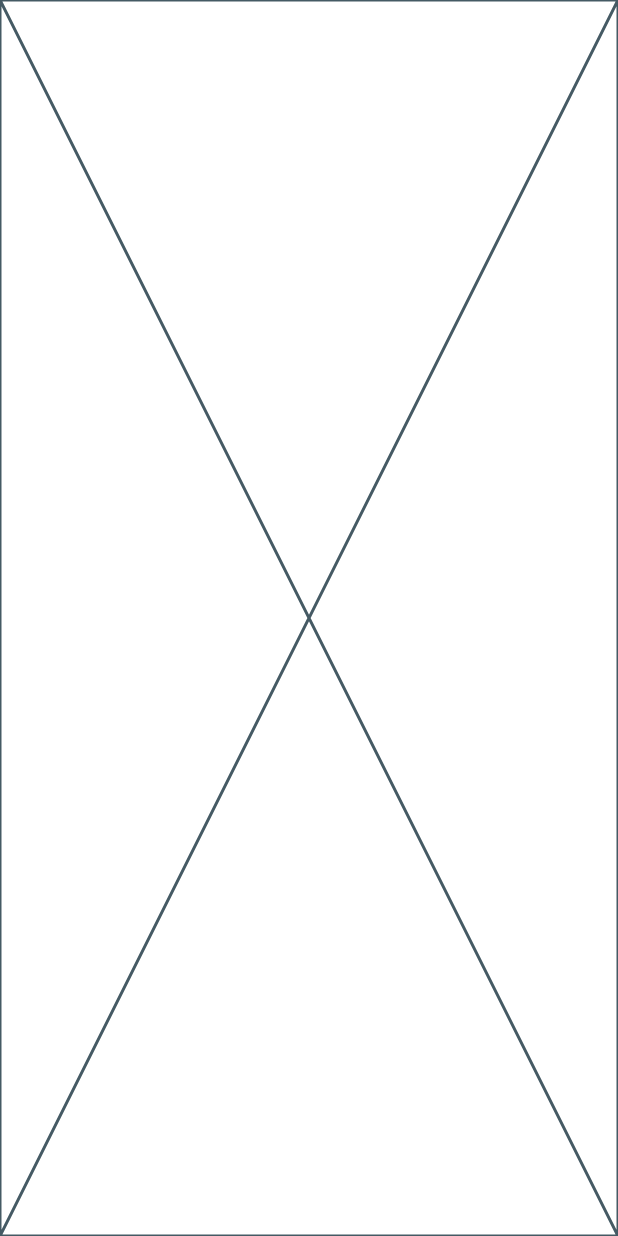
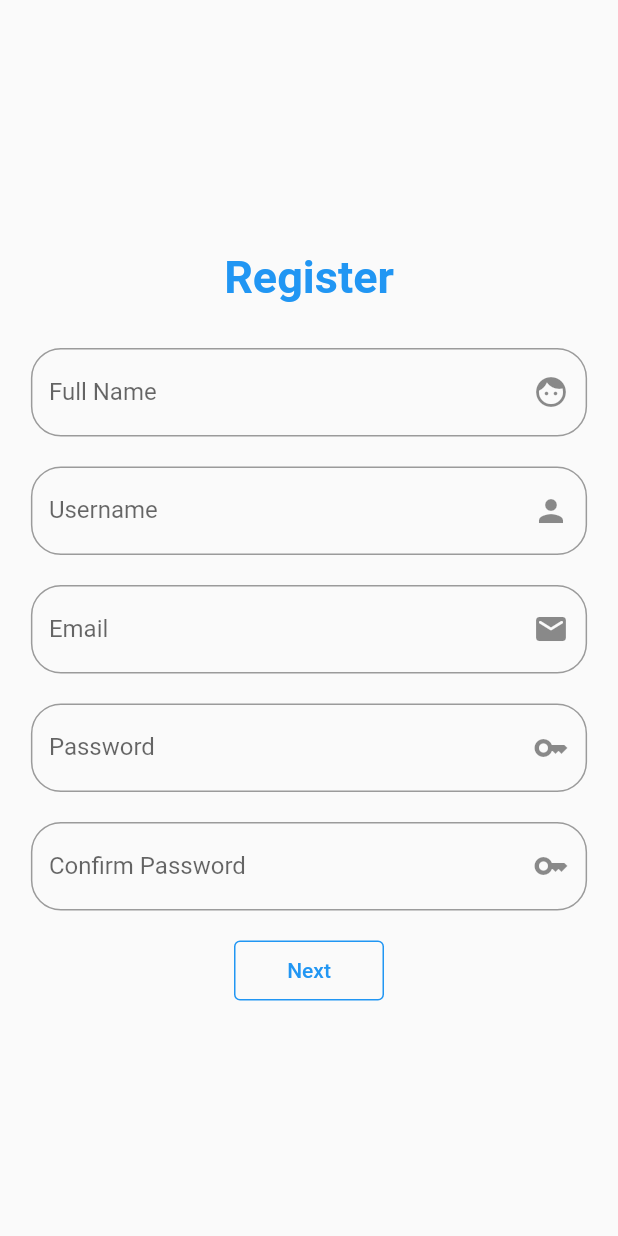
Before and after one commit to aminnaeem/biometric_app, a Flutter app: the screen it shows after launch, after a tap on "Register Now", on a phone screen of 412 x 824 dp. Run offline on Flutter 3.47's test engine with Material 2 defaults, Android fonts, the phone set to English and light mode, and no system bars; our stand-ins replace animated_splash_screen, firebase_auth, firebase_core, local_auth; accounts and stored records are empty; network calls fail.

Commit message:
Login Authentication

```diff
--- a/lib/login/login_screen.dart
+++ b/lib/login/login_screen.dart
@@ -1,5 +1,6 @@
 import 'package:biometric_app/home/home_view.dart';
 import 'package:biometric_app/widgets/custom_textfields.dart';
+import 'package:firebase_auth/firebase_auth.dart';
 import 'package:flutter/material.dart';
 import 'package:flutter/services.dart';
 import 'package:local_auth/local_auth.dart';
@@ -13,9 +14,9 @@ class LoginScreen extends StatefulWidget {
 }
 
 class _LoginScreenState extends State<LoginScreen> {
-  TextEditingController usernameController = TextEditingController();
+  final emailController = TextEditingController();
 
-  TextEditingController passwordController = TextEditingController();
+  final passwordController = TextEditingController();
 
   late final LocalAuthentication auth;
 
@@ -56,7 +57,7 @@ class _LoginScreenState extends State<LoginScreen> {
                   width: MediaQuery.of(context).size.width*0.9,
                   child: Column(
                     children: [
-                      CustomTextFields(textController: usernameController, lblText: 'Username', hntText: 'Enter your Username', sfxIcon: Icons.person, obsText: false,),
+                      CustomTextFields(textController: emailController, lblText: 'Email', hntText: 'Enter your Email', sfxIcon: Icons.email_rounded, obsText: false,),
                       CustomTextFields(textController: passwordController, lblText: 'Password', hntText: 'Enter your Password', sfxIcon: Icons.password, obsText: true,),
                     ],
                   ),
@@ -68,7 +69,7 @@ class _LoginScreenState extends State<LoginScreen> {
                   width: 100,
                   height: 40,
                   child: ElevatedButton(
-                    onPressed: _authenticate,
+                    onPressed: _authenticate ,
                     style: ButtonStyle(
                       backgroundColor: MaterialStateProperty.all(Colors.transparent),
                       shadowColor: MaterialStateProperty.all(Colors.transparent),
@@ -94,6 +95,19 @@ class _LoginScreenState extends State<LoginScreen> {
 
   Future _authenticate() async {
     try {
+      final credential = await FirebaseAuth.instance.signInWithEmailAndPassword(
+        email: emailController.text,
+        password: passwordController.text
+      );
+    } on FirebaseAuthException catch (e) {
+      if (e.code == 'user-not-found') {
+        print('No user found for that email.');
+      } else if (e.code == 'wrong-password') {
+        print('Wrong password provided for that user.');
+      }
+    }
+    if (emailController.text.isNotEmpty != null && passwordController.text.isNotEmpty) {
+      try {
         bool authenticated = await auth.authenticate(
           localizedReason: 'Login via Biometric',
           options: const AuthenticationOptions(
@@ -102,14 +116,20 @@ class _LoginScreenState extends State<LoginScreen> {
           ),
         );
         if (authenticated) {
+          ScaffoldMessenger.of(context).showSnackBar(SnackBar(content: Center(child: Text("Login Successful"))));
           Navigator.push(context as BuildContext, MaterialPageRoute(builder: (context) => HomeView()));
-        ScaffoldMessenger.of(context).showSnackBar(SnackBar(content: Center(child: Text("Login Successful"))));
         }
         else {
-
+          await FirebaseAuth.instance.signOut();
         }
       } on PlatformException catch (e) {
         print(e);
+      }
+    }
+    else {
+      ScaffoldMessenger.of(context).showSnackBar(
+        const SnackBar(content: Center(child: Text('Email or Password is missing')))
+      );
     }
   }
 
--- a/lib/login/login_view.dart
+++ b/lib/login/login_view.dart
@@ -28,14 +28,14 @@ class LoginView extends StatelessWidget {
                       ),
                       borderRadius: BorderRadius.circular(10)
                     ),
-                    child: Icon(
+                    child: const Icon(
                       Icons.fingerprint_rounded,
                       color: Colors.blue,
                       size: 60,
                     ),
                   ),
-                  Padding(
-                    padding: const EdgeInsets.symmetric(vertical: 20),
+                  const Padding(
+                    padding: EdgeInsets.symmetric(vertical: 20),
                     child: Text(
                       'Login with Fingerprint',
                       style: TextStyle(
--- a/lib/register/registeration_screen.dart
+++ b/lib/register/registeration_screen.dart
@@ -1,10 +1,118 @@
+import 'package:biometric_app/widgets/custom_textfields.dart';
+import 'package:firebase_auth/firebase_auth.dart';
 import 'package:flutter/material.dart';
 
-class RegisterationScreen extends StatelessWidget {
+class RegisterationScreen extends StatefulWidget {
   const RegisterationScreen({super.key});
 
   @override
+  State<RegisterationScreen> createState() => _RegisterationScreenState();
+}
+
+class _RegisterationScreenState extends State<RegisterationScreen> {
+  final nameController = TextEditingController();
+  final usernameController = TextEditingController();
+  final emailController = TextEditingController();
+  final passwordController = TextEditingController();
+  final confirmPasswordController = TextEditingController();
+
+  bool isRegistered = false;
+
+  @override
   Widget build(BuildContext context) {
-    return const Placeholder();
+    return Scaffold(
+      resizeToAvoidBottomInset: false,
+      body: SafeArea(
+        child: Center(
+          child: Column(
+            mainAxisAlignment: MainAxisAlignment.center,
+            children: [
+              const Padding(
+                padding: EdgeInsets.symmetric(vertical: 20),
+                child: Text(
+                  'Register',
+                  style: TextStyle(
+                    fontSize: 30,
+                    fontWeight: FontWeight.w600,
+                    color: Colors.blue
+                  ),
+                ),
+              ),
+              Form(
+                child: SizedBox(
+                  width: MediaQuery.of(context).size.width*0.9,
+                  child: Column(
+                    children: [
+                      CustomTextFields(textController: nameController, lblText: 'Full Name', hntText: 'Enter your Full Name', sfxIcon: Icons.face, obsText: false,),
+                      CustomTextFields(textController: usernameController, lblText: 'Username', hntText: 'Enter the Username', sfxIcon: Icons.person, obsText: false,),
+                      CustomTextFields(textController: emailController, lblText: 'Email', hntText: 'Enter your Email', sfxIcon: Icons.email_rounded, obsText: false,),
+                      CustomTextFields(textController: passwordController, lblText: 'Password', hntText: 'Enter your Password', sfxIcon: Icons.key, obsText: true,),
+                      CustomTextFields(textController: confirmPasswordController, lblText: 'Confirm Password', hntText: 'Confirm your Password', sfxIcon: Icons.key, obsText: true,),
+                    ],
+                  ),
+                ),
+              ),
+              Padding(
+                padding: const EdgeInsets.symmetric(vertical: 10),
+                child: Container(
+                  width: 100,
+                  height: 40,
+                  child: ElevatedButton(
+                    onPressed: () async {
+                      setState(() {
+                        isRegistered = true;
+                      });
+                      try {
+                        final credential = await FirebaseAuth.instance.createUserWithEmailAndPassword(
+                          email: emailController.text,
+                          password: passwordController.text
+                        );
+                        ScaffoldMessenger.of(context).showSnackBar(
+                          SnackBar(
+                            content: Center(child: Text('Registered Successfully')),
+                          )
+                        );
+                        nameController.clear();
+                        usernameController.clear();
+                        emailController.clear();
+                        passwordController.clear();
+                        confirmPasswordController.clear();
+                        setState(() {
+                          isRegistered = false;
+                        });
+                      } on FirebaseAuthException catch (e) {
+                        if (e.code == 'weak-password') {
+                          print('The password provided is too weak');
+                        } else if (e.code == 'email-already-in-use') {
+                          print('The account already exist for that email');
+                        }
+                      } catch (e) {
+                        print(e);
+                      }
+                    },
+                    style: ButtonStyle(
+                      backgroundColor: MaterialStateProperty.all(Colors.transparent),
+                      shadowColor: MaterialStateProperty.all(Colors.transparent),
+                      side: MaterialStateProperty.all(const BorderSide(
+                        color: Colors.blue
+                      ))
+                    ),
+                    child: isRegistered == true ? const Padding(
+                      padding: EdgeInsets.all(4.0),
+                      child: CircularProgressIndicator(),
+                    ) : const Text(
+                      'Next',
+                      style: TextStyle(
+                        color: Colors.blue
+                      ),
+                    ),
+                  ),
+                ),
+              )
+            ],
+          ),
+        ),
+      ),
+    );
   }
 }
--- a/lib/splash/splash_screen.dart
+++ b/lib/splash/splash_screen.dart
@@ -1,4 +1,3 @@
-import 'package:biometric_app/home/home_view.dart';
 import 'package:biometric_app/login/login_view.dart';
 import 'package:flutter/material.dart';
 
```
Also changed, not shown: 1 other file. Lines whose indentation alone changed are shown as unchanged.
